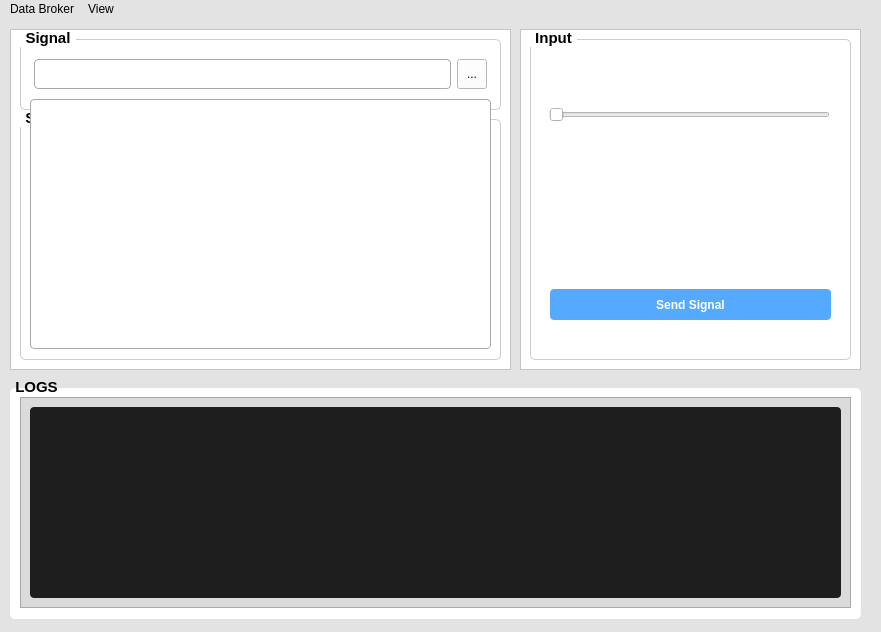
Above: UI/mainWindow2.ui from NikhilBollaGM/VehicleSimulator before the change. Below: the same form after it.
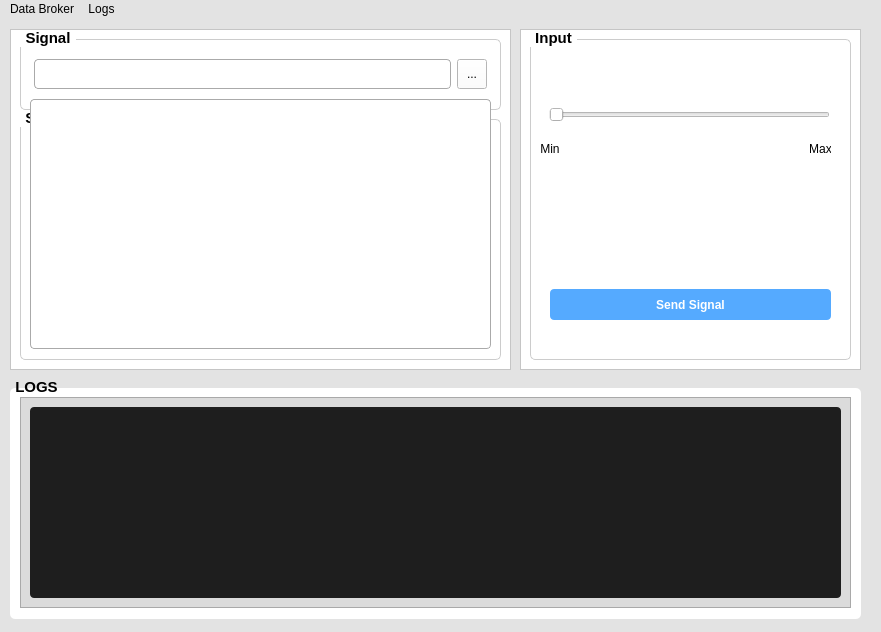
That is the form after the change.

Commit message: Joy UI Changes and Added Git ignore

Diff of the .ui file:
```diff
--- a/UI/mainWindow2.ui
+++ b/UI/mainWindow2.ui
@@ -406,6 +406,69 @@
          <enum>Qt::Horizontal</enum>
         </property>
        </widget>
+       <widget class="QLabel" name="signal_value_min_max">
+        <property name="geometry">
+         <rect>
+          <x>100</x>
+          <y>100</y>
+          <width>81</width>
+          <height>41</height>
+         </rect>
+        </property>
+        <property name="styleSheet">
+         <string notr="true">font: 20px;</string>
+        </property>
+        <property name="text">
+         <string/>
+        </property>
+        <property name="alignment">
+         <set>Qt::AlignCenter</set>
+        </property>
+       </widget>
+       <widget class="QLabel" name="min_label">
+        <property name="geometry">
+         <rect>
+          <x>0</x>
+          <y>70</y>
+          <width>20</width>
+          <height>20</height>
+         </rect>
+        </property>
+        <property name="text">
+         <string>Min</string>
+        </property>
+        <property name="alignment">
+         <set>Qt::AlignCenter</set>
+        </property>
+       </widget>
+       <widget class="QLabel" name="max_label">
+        <property name="geometry">
+         <rect>
+          <x>270</x>
+          <y>70</y>
+          <width>21</width>
+          <height>20</height>
+         </rect>
+        </property>
+        <property name="text">
+         <string>Max</string>
+        </property>
+        <property name="alignment">
+         <set>Qt::AlignCenter</set>
+        </property>
+       </widget>
+      </widget>
+      <widget class="QWidget" name="page_7">
+       <widget class="QLineEdit" name="signal_value_string">
+        <property name="geometry">
+         <rect>
+          <x>12</x>
+          <y>30</y>
+          <width>281</width>
+          <height>31</height>
+         </rect>
+        </property>
+       </widget>
       </widget>
      </widget>
      <widget class="QToolButton" name="send_signal_button">
@@ -550,7 +613,7 @@
    </widget>
    <widget class="QMenu" name="menuLogs">
     <property name="title">
-     <string>View</string>
+     <string>Logs</string>
     </property>
     <addaction name="actionLogs"/>
     <addaction name="actionDisable"/>
```
Left out of the diff: 6 changed lines with no effect on the pictures. The commit also changes 2 other files.
